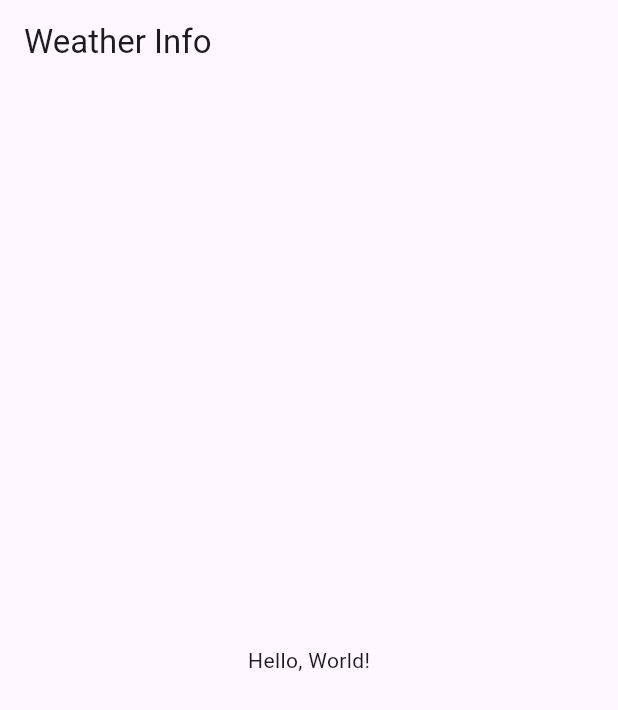
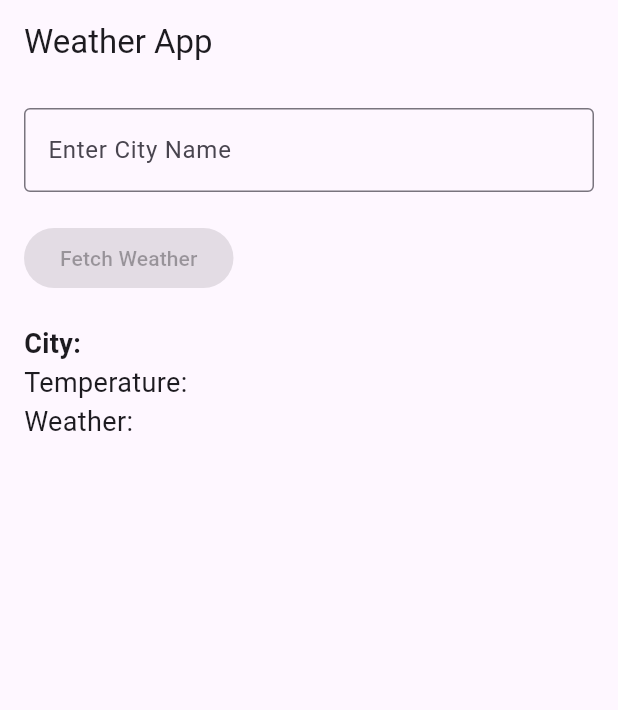
Before and after one commit to bashapu/weather_info_app, a Flutter app: the screen it shows after launch, on a phone screen of 412 x 824 dp. Shown: the top 710 px of the screen. Run offline on Flutter 3.47's test engine with Material 3 defaults, Android fonts, the phone set to English and light mode, and no system bars.

Commit message:
Basic UI with input field and button

```diff
--- a/lib/main.dart
+++ b/lib/main.dart
@@ -12,20 +12,60 @@ class MyApp extends StatelessWidget {
       theme: ThemeData(
         primarySwatch: Colors.blue,
       ),
-      home: MyHomePage(),
+      home: WeatherScreen(),
     );
   }
 }
 
-class MyHomePage extends StatelessWidget {
+class WeatherScreen extends StatefulWidget {
+  @override
+  _WeatherScreenState createState() => _WeatherScreenState();
+}
+
+class _WeatherScreenState extends State<WeatherScreen> {
+  final TextEditingController _cityController = TextEditingController();
+  String _cityName = '';
+  String _temperature = '';
+  String _weatherCondition = '';
+
   @override
   Widget build(BuildContext context) {
     return Scaffold(
       appBar: AppBar(
-        title: Text('Weather Info'),
+        title: Text('Weather App'),
       ),
-      body: Center(
-        child: Text('Hello, World!'),
+      body: Padding(
+        padding: const EdgeInsets.all(16.0),
+        child: Column(
+          crossAxisAlignment: CrossAxisAlignment.start,
+          children: [
+            TextField(
+              controller: _cityController,
+              decoration: InputDecoration(
+                labelText: 'Enter City Name',
+                border: OutlineInputBorder(),
+              ),
+            ),
+            SizedBox(height: 20),
+            ElevatedButton(
+              onPressed: null,
+              child: Text('Fetch Weather'),
+            ),
+            SizedBox(height: 20),
+            Text(
+              'City: $_cityName',
+              style: TextStyle(fontSize: 18, fontWeight: FontWeight.bold),
+            ),
+            Text(
+              'Temperature: $_temperature',
+              style: TextStyle(fontSize: 18),
+            ),
+            Text(
+              'Weather: $_weatherCondition',
+              style: TextStyle(fontSize: 18),
+            ),
+          ],
+        ),
       ),
     );
   }
```
